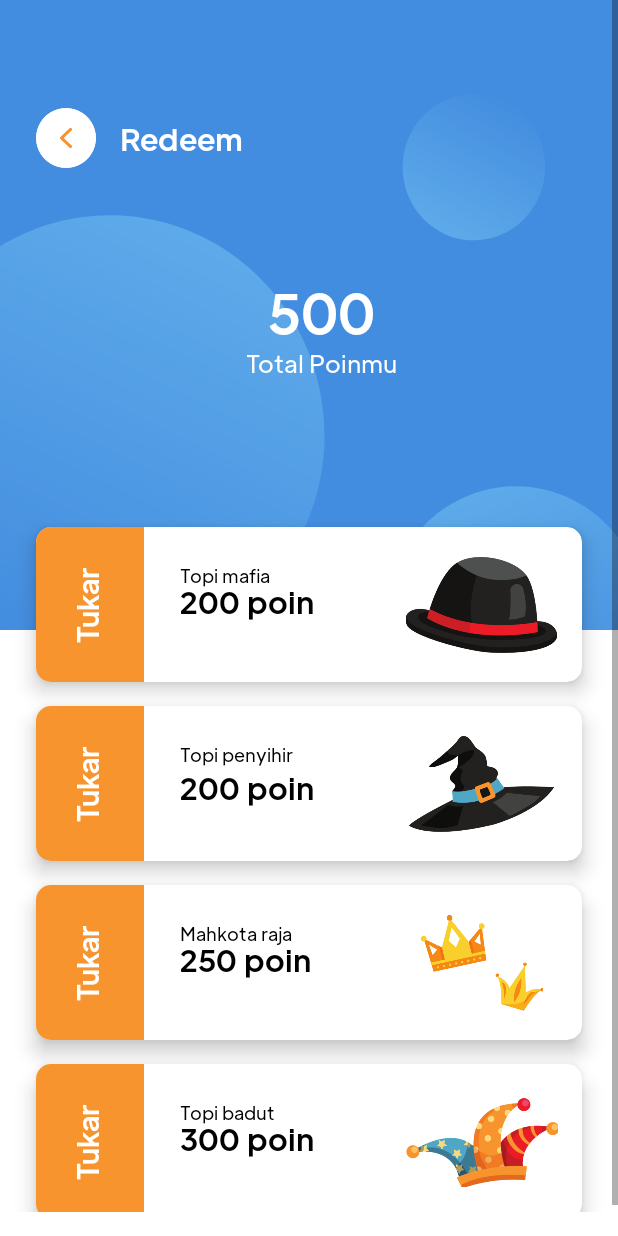
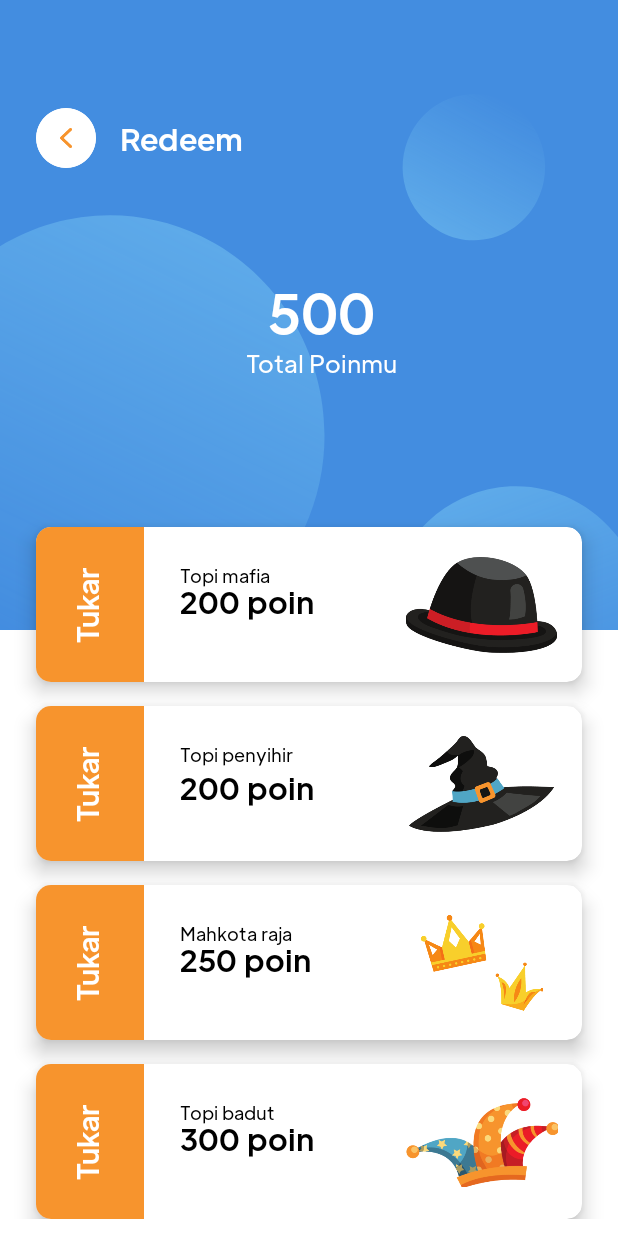
Before and after one commit to fanggadewangga/Hunter, an Android app: the layout fragment_redeem.xml on its own in the app's theme, with its tools: preview values and no code run, on a phone screen of 412 x 824 dp. Run offline under Robolectric (Android 15) with nearby library versions, the phone set to English and light mode, and no system bars.

Commit message:
fragment location detail

```diff
--- a/app/src/main/java/com/raion/hunter/ResultActivity.kt
+++ b/app/src/main/java/com/raion/hunter/ResultActivity.kt
@@ -28,7 +28,6 @@ class ResultActivity : AppCompatActivity() {
                     it.id == placeId
                 }
                 binding.place = place
-                FragmentMap().removeGeofences()
             }
         }
 
--- a/app/src/main/java/com/raion/hunter/homepage/FragmentHomepage.kt
+++ b/app/src/main/java/com/raion/hunter/homepage/FragmentHomepage.kt
@@ -5,6 +5,7 @@ import androidx.fragment.app.Fragment
 import android.view.LayoutInflater
 import android.view.View
 import android.view.ViewGroup
+import androidx.navigation.fragment.findNavController
 import com.raion.hunter.R
 import com.raion.hunter.databinding.FragmentHomepageBinding
 import com.raion.hunter.dto.DummyPlace
@@ -20,7 +21,9 @@ class FragmentHomepage : Fragment() {
         // Inflate the layout for this fragment
         binding = FragmentHomepageBinding.inflate(layoutInflater)
 
-        val adapter = PlaceRecommendationAdapter()
+        val adapter = PlaceRecommendationAdapter(PlaceRecommendationListener { placeId ->
+            findNavController().navigate(FragmentHomepageDirections.actionNavigationHomeToLocationDetailFragment(placeId))
+        })
         adapter.submitList(DummyPlace.getData(requireContext()))
         binding.placeRecommendationRv.adapter = adapter
 
--- a/app/src/main/res/layout/fragment_redeem.xml
+++ b/app/src/main/res/layout/fragment_redeem.xml
@@ -2,23 +2,19 @@
 <layout xmlns:android="http://schemas.android.com/apk/res/android"
     xmlns:app="http://schemas.android.com/apk/res-auto"
     xmlns:tools="http://schemas.android.com/tools"
-    android:layout_width="match_parent"
-    android:layout_height="match_parent"
     tools:context=".RedeemFragment">
 
     <data>
-
 
     </data>
 
     <ScrollView
         android:layout_width="match_parent"
-        android:layout_height="match_parent"
-        android:layout_marginBottom="16dp">
+        android:layout_height="wrap_content">
 
         <androidx.constraintlayout.widget.ConstraintLayout
             android:layout_width="match_parent"
-            android:layout_height="match_parent">
+            android:layout_height="wrap_content">
 
             <View
                 android:layout_width="match_parent"
@@ -91,7 +87,7 @@
                     android:layout_height="match_parent">
 
                     <View
-                        android:id="@+id/orange_bg"
+                        android:id="@+id/orange_bg_1"
                         android:layout_width="72dp"
                         android:layout_height="match_parent"
                         android:background="@color/orange"
@@ -120,7 +116,7 @@
                         android:text="Topi mafia"
                         android:textColor="@color/black"
                         android:textSize="12sp"
-                        app:layout_constraintStart_toEndOf="@id/orange_bg"
+                        app:layout_constraintStart_toEndOf="@id/orange_bg_1"
                         app:layout_constraintTop_toTopOf="parent" />
 
                     <TextView
@@ -132,7 +128,7 @@
                         android:layout_marginTop="36dp"
                         android:textColor="@color/black"
                         android:textSize="20sp"
-                        app:layout_constraintStart_toEndOf="@id/orange_bg"
+                        app:layout_constraintStart_toEndOf="@id/orange_bg_1"
                         app:layout_constraintTop_toTopOf="parent" />
 
                     <ImageView
@@ -163,7 +159,7 @@
                     android:layout_height="match_parent">
 
                     <View
-                        android:id="@+id/orange_bg"
+                        android:id="@+id/orange_bg_2"
                         android:layout_width="72dp"
                         android:layout_height="match_parent"
                         android:background="@color/orange"
@@ -195,7 +191,7 @@
                         android:textColor="@color/black"
                         android:textSize="12sp"
                         app:layout_constraintBottom_toTopOf="@id/tv_item_point"
-                        app:layout_constraintStart_toEndOf="@id/orange_bg"
+                        app:layout_constraintStart_toEndOf="@id/orange_bg_2"
                         app:layout_constraintTop_toTopOf="parent" />
 
                     <TextView
@@ -239,7 +235,7 @@
                     android:layout_height="match_parent">
 
                     <View
-                        android:id="@+id/orange_bg"
+                        android:id="@+id/orange_bg_3"
                         android:layout_width="72dp"
                         android:layout_height="match_parent"
                         android:background="@color/orange"
@@ -269,7 +265,7 @@
                         android:text="Mahkota raja"
                         android:textColor="@color/black"
                         android:textSize="12sp"
-                        app:layout_constraintStart_toEndOf="@id/orange_bg"
+                        app:layout_constraintStart_toEndOf="@id/orange_bg_3"
                         app:layout_constraintTop_toTopOf="parent" />
 
                     <TextView
@@ -281,7 +277,7 @@
                         android:layout_marginTop="36dp"
                         android:textColor="@color/black"
                         android:textSize="20sp"
-                        app:layout_constraintStart_toEndOf="@id/orange_bg"
+                        app:layout_constraintStart_toEndOf="@id/orange_bg_3"
                         app:layout_constraintTop_toTopOf="parent" />
 
                     <ImageView
@@ -312,7 +308,7 @@
                     android:layout_height="match_parent">
 
                     <View
-                        android:id="@+id/orange_bg"
+                        android:id="@+id/orange_bg_4"
                         android:layout_width="72dp"
                         android:layout_height="match_parent"
                         android:background="@color/orange"
@@ -342,7 +338,7 @@
                         android:text="Topi badut"
                         android:textColor="@color/black"
                         android:textSize="12sp"
-                        app:layout_constraintStart_toEndOf="@id/orange_bg"
+                        app:layout_constraintStart_toEndOf="@id/orange_bg_4"
                         app:layout_constraintTop_toTopOf="parent" />
 
                     <TextView
@@ -354,7 +350,7 @@
                         android:layout_marginTop="36dp"
                         android:textColor="@color/black"
                         android:textSize="20sp"
-                        app:layout_constraintStart_toEndOf="@id/orange_bg"
+                        app:layout_constraintStart_toEndOf="@id/orange_bg_4"
                         app:layout_constraintTop_toTopOf="parent" />
 
                     <ImageView
@@ -367,7 +363,6 @@
                         app:layout_constraintTop_toTopOf="parent" />
                 </androidx.constraintlayout.widget.ConstraintLayout>
             </com.google.android.material.card.MaterialCardView>
-            <!-- END OF ITEM 4 -->
         </androidx.constraintlayout.widget.ConstraintLayout>
     </ScrollView>
 </layout>
--- a/app/src/main/res/layout/item_recommendation_layout.xml
+++ b/app/src/main/res/layout/item_recommendation_layout.xml
@@ -7,13 +7,17 @@
         <variable
             name="place"
             type="com.raion.hunter.dto.PlaceRecommendation" />
+        <variable
+            name="listener"
+            type="com.raion.hunter.homepage.PlaceRecommendationListener" />
     </data>
 
     <com.google.android.material.card.MaterialCardView
         android:layout_width="200dp"
         android:layout_height="275dp"
         app:cardCornerRadius="12dp"
-        android:layout_marginEnd="12dp">
+        android:layout_marginEnd="12dp"
+        android:onClick="@{() -> listener.onClick(place.id)}">
 
         <FrameLayout
             android:layout_width="match_parent"
--- a/app/src/main/res/layout/item_redeem_layout.xml
+++ b/app/src/main/res/layout/item_redeem_layout.xml
@@ -13,7 +13,7 @@
         android:layout_height="match_parent">
 
         <View
-            android:id="@+id/orange_bg"
+            android:id="@+id/orange_bg_1"
             android:layout_width="72dp"
             android:layout_height="match_parent"
             android:background="@color/orange"
@@ -44,7 +44,7 @@
             android:textColor="@color/black"
             android:textSize="12sp"
             app:layout_constraintBottom_toTopOf="@id/tv_item_point"
-            app:layout_constraintStart_toEndOf="@id/orange_bg"
+            app:layout_constraintStart_toEndOf="@id/orange_bg_1"
             app:layout_constraintTop_toTopOf="parent" />
 
         <TextView
--- a/app/src/main/res/values/themes.xml
+++ b/app/src/main/res/values/themes.xml
@@ -2,8 +2,8 @@
     <!-- Base application theme. -->
     <style name="Theme.Hunter" parent="Theme.MaterialComponents.Light.NoActionBar">
         <!-- Primary brand color. -->
-        <item name="colorPrimary">@color/black</item>
-        <item name="colorPrimaryVariant">@color/white</item>
+        <item name="colorPrimary">@color/blue</item>
+        <item name="colorPrimaryVariant">@color/orange</item>
         <item name="colorOnPrimary">@color/white</item>
         <!-- Secondary brand color. -->
         <item name="colorSecondary">@color/teal_200</item>
```
Also changed, not shown: app/src/main/java/com/raion/hunter/dto/PlaceRecommendation.kt (+32 -6 lines), app/src/main/java/com/raion/hunter/homepage/PlaceRecommendationAdapter.kt (+6 -2 lines), app/src/main/java/com/raion/hunter/location_detail/LocationDetailFragment.kt (+20 -2 lines), app/src/main/java/com/raion/hunter/map/FragmentMap.kt (+4 -7 lines), app/src/main/java/com/raion/hunter/mission/FragmentMission.kt (+6 -1 lines), app/src/main/java/com/raion/hunter/util/GeofenceUtils.kt (+18 -4 lines), app/src/main/res/layout/fragment_location_detail.xml (+35 -5 lines), app/src/main/res/navigation/main_navigation.xml (+24 -4 lines), app/src/main/res/drawable/balekambang.png (added), app/src/main/res/drawable/iv_alun_alun_malang.png (added), app/src/main/res/drawable/iv_kost_griya.png (added), app/src/main/res/drawable/iv_sendang_biru.png (added), app/src/main/res/drawable/iv_ub.png (added).
